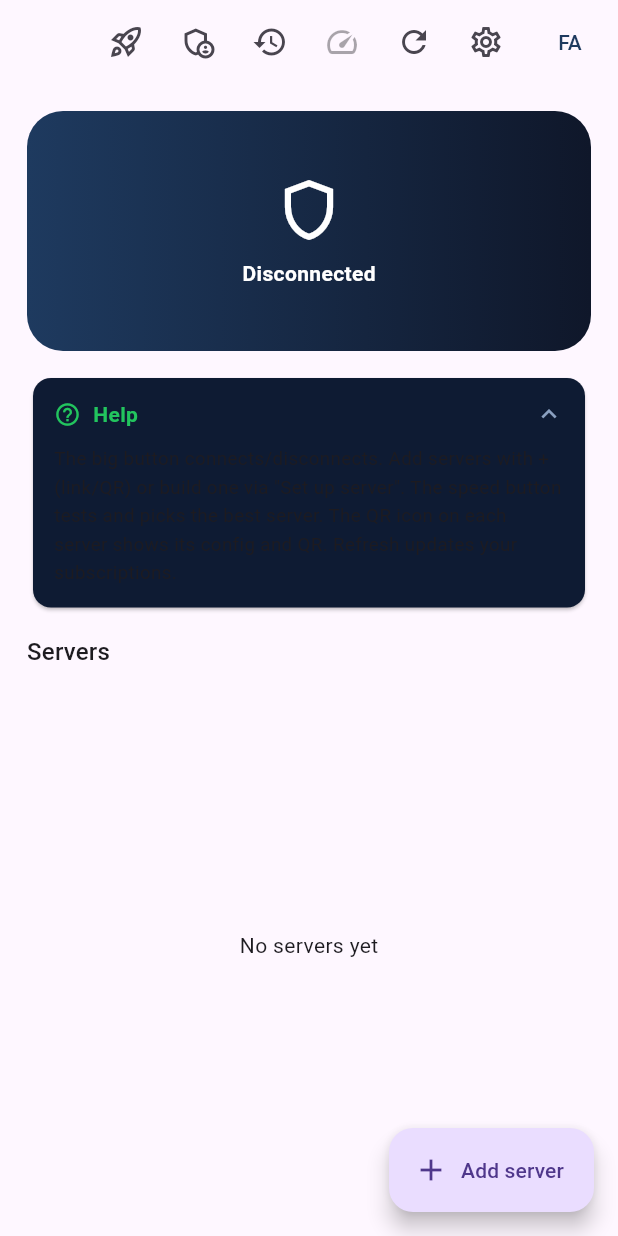
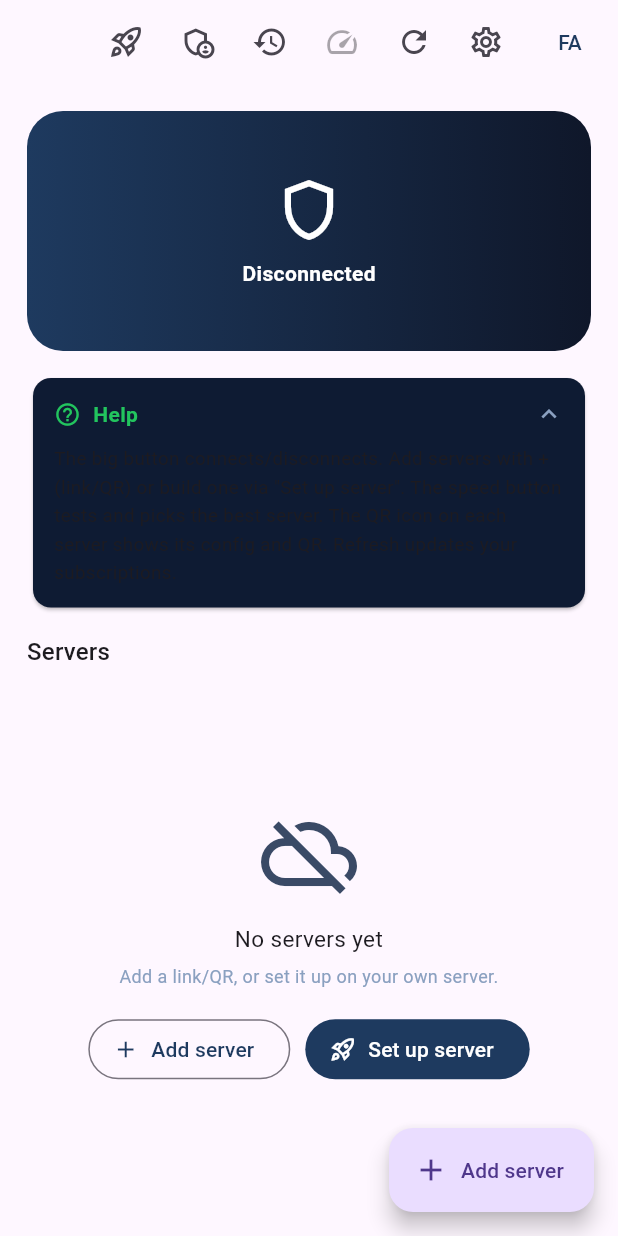
Before and after one commit to kian-irani/kian_v2ray, a Flutter app: the screen it shows after launch, on a phone screen of 412 x 824 dp. Run offline on Flutter 3.47's test engine with Material 3 defaults, Android fonts, the phone set to English and light mode, and no system bars; our stand-ins replace qr_flutter, shared_preferences; missing offline and left inert: cryptography, dartssh2, flutter_v2ray; accounts and stored records are empty.

Commit message:
polish(app): rich empty state on home (icon + import/setup actions) — design review
Per ui-ux-pro-max review: the empty server list was bare text; now an icon +
guidance + two clear CTAs (Add link/QR, Set up server). bump app 0.3.4 -> 0.3.5.
All dart balanced; zero missing i18n keys.

Co-Authored-By: Claude Opus 4.8 <noreply@anthropic.com>
Claude-Session: https://claude.ai/code/session_01EGjTRfmhDKahAFuY5WiMoR

```diff
--- a/app/lib/i18n.dart
+++ b/app/lib/i18n.dart
@@ -21,6 +21,7 @@ class Strings {
     'import.qr': ['اسکن QR', 'Scan QR'],
     'import.manual': ['دستی', 'Manual'],
     'servers.empty': ['هنوز سروری اضافه نکرده‌ای', 'No servers yet'],
+    'servers.empty.d': ['یک لینک/QR اضافه کن، یا روی سرورِ خودت نصب کن.', 'Add a link/QR, or set it up on your own server.'],
     'best.auto': ['انتخاب خودکار بهترین سرور', 'Auto-pick best server'],
     'offline.note': ['آخرین وضعیت (آفلاین)', 'Last state (offline)'],
     'cancel': ['انصراف', 'Cancel'],
--- a/app/lib/screens/home_screen.dart
+++ b/app/lib/screens/home_screen.dart
@@ -244,6 +244,47 @@ class _HomeScreenState extends State<HomeScreen> {
     _cache.saveSelected(s.name);
   }
 
+  /// Helpful empty state with icon + two clear actions (design review).
+  Widget _emptyServers(Strings s) => Center(
+        child: SingleChildScrollView(
+          padding: const EdgeInsets.all(24),
+          child: Column(
+            mainAxisSize: MainAxisSize.min,
+            children: [
+              const Icon(Icons.cloud_off_outlined, size: 64, color: Color(0xFF3A4A66)),
+              const SizedBox(height: 14),
+              Text(s.t('servers.empty'),
+                  textAlign: TextAlign.center,
+                  style: const TextStyle(fontSize: 15)),
+              const SizedBox(height: 6),
+              Text(s.t('servers.empty.d'),
+                  textAlign: TextAlign.center,
+                  style: const TextStyle(fontSize: 12, color: Color(0xFF8AA0C0))),
+              const SizedBox(height: 16),
+              Wrap(
+                spacing: 10, runSpacing: 10, alignment: WrapAlignment.center,
+                children: [
+                  OutlinedButton.icon(
+                    onPressed: () => _showImport(context, s),
+                    icon: const Icon(Icons.add, size: 18),
+                    label: Text(s.t('import.title')),
+                  ),
+                  FilledButton.icon(
+                    onPressed: () async {
+                      await Navigator.push(context, MaterialPageRoute(
+                          builder: (_) => SetupScreen(strings: s)));
+                      await _reloadFromCache();
+                    },
+                    icon: const Icon(Icons.rocket_launch_outlined, size: 18),
+                    label: Text(s.t('open.setup')),
+                  ),
+                ],
+              ),
+            ],
+          ),
+        ),
+      );
+
   /// Rename a server (config management, 9.11). Updates the cache.
   Future<void> _renameServer(ServerProfile srv) async {
     final s = widget.strings;
@@ -484,7 +525,7 @@ class _HomeScreenState extends State<HomeScreen> {
             const SizedBox(height: 8),
             Expanded(
               child: _servers.isEmpty
-                  ? Center(child: Text(s.t('servers.empty')))
+                  ? _emptyServers(s)
                   : ListView.builder(
                       itemCount: _servers.length,
                       itemBuilder: (_, i) {
--- a/app/pubspec.yaml
+++ b/app/pubspec.yaml
@@ -1,7 +1,7 @@
 name: kv2m
 description: Kv2m — KIAN V2Ray mobile client (same family as the Kv2m desktop app; Android-first, no GMS).
 publish_to: "none"
-version: 0.3.4+14
+version: 0.3.5+15
 
 environment:
   sdk: ">=3.3.0 <4.0.0"
```
